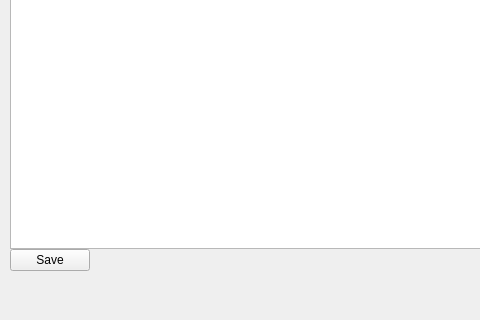
Old version of the form RedHeadband/mainwindow.ui in the repository another-available-username/ThatAppIWantedToMake; both pictures show x 0 to 480 and y 280 to 600 of the 800 by 600 pixel window.
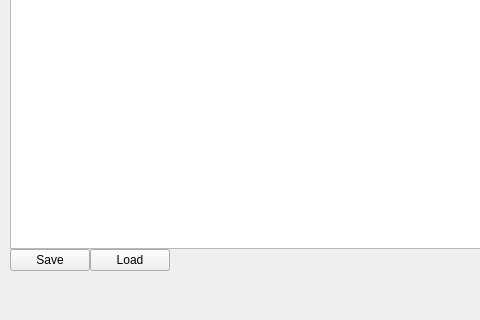
New version of the form.

Commit message: Load function is now there.

Diff of the .ui file:
```diff
--- a/RedHeadband/mainwindow.ui
+++ b/RedHeadband/mainwindow.ui
@@ -39,6 +39,13 @@
          </property>
         </widget>
        </item>
+       <item>
+        <widget class="QPushButton" name="loadButton">
+         <property name="text">
+          <string>Load</string>
+         </property>
+        </widget>
+       </item>
        <item>
         <spacer name="horizontalSpacer">
          <property name="orientation">
```
The commit also changes 15 other files.
